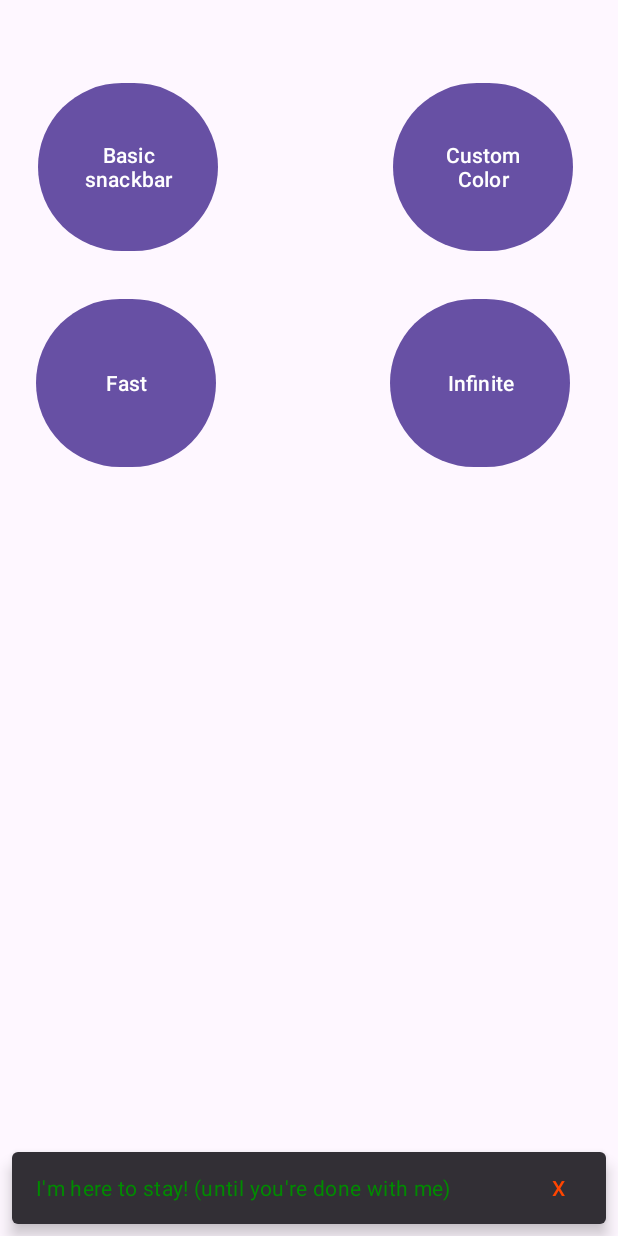
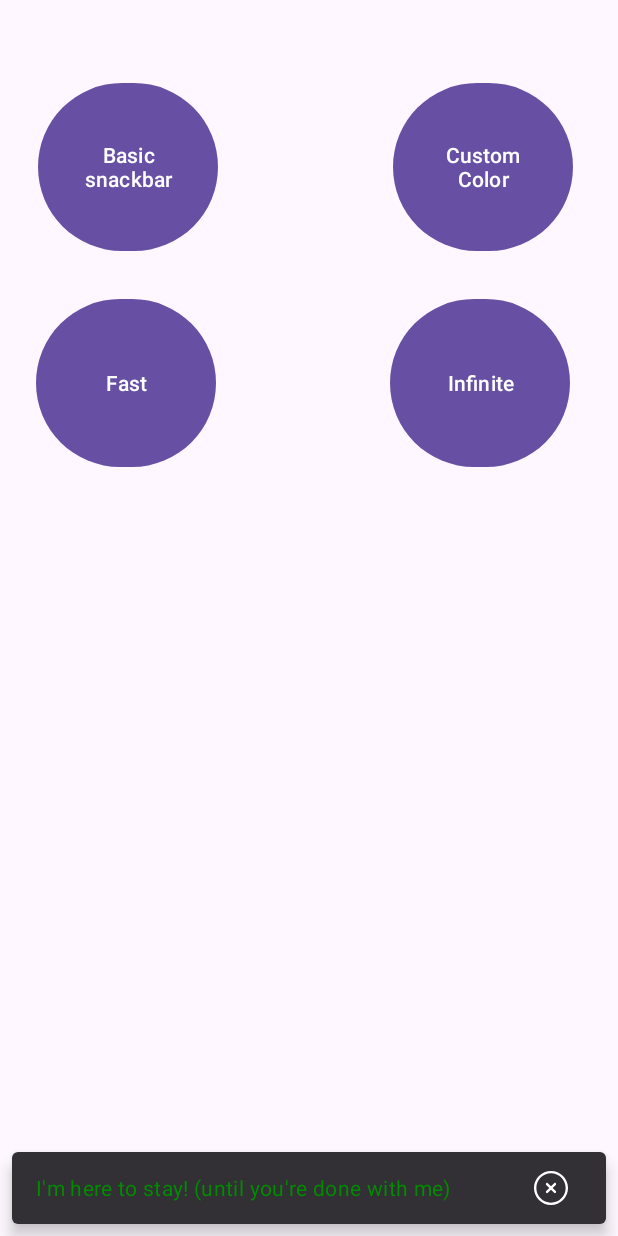
Before and after one commit to Dev-Josh-Graham/Co-op-Project-1, an Android app: the screen it shows after launch (MainActivity), after a tap on "Infinite", on a phone screen of 412 x 824 dp. Run offline under Robolectric (Android 15) with nearby library versions, the phone set to English and light mode, and no system bars; 3 other taps on this screen came first.

Commit message:
SVG Icon added

```diff
--- a/app/src/main/java/com/example/snackbardemo/MainActivity.java
+++ b/app/src/main/java/com/example/snackbardemo/MainActivity.java
@@ -4,6 +4,7 @@ import android.graphics.Color;
 import android.os.Bundle;
 import android.view.View;
 import android.widget.Button;
+import android.widget.TextView;
 
 import androidx.appcompat.app.AppCompatActivity;
 
@@ -14,6 +15,9 @@ public class MainActivity extends AppCompatActivity {
 
     // Setting the instance variables for each button
     private Button btnSnackbar1, btnSnackbar2, btnSnackbar3, btnSnackbar4;
+
+    // Variable to track the current theme
+    private int themeState = 1;
 
     @Override
     protected void onCreate(Bundle savedInstanceState) {
@@ -46,6 +50,9 @@ public class MainActivity extends AppCompatActivity {
 
                 // Setting the text color of the Snackbar
                 snackbar.setTextColor(Color.parseColor("#FF4500"));
+
+
+                snackbar.setBackgroundTint(Color.parseColor("#008b00"));
 
                 // Displaying the Snackbar
                 snackbar.show();
@@ -83,6 +90,12 @@ public class MainActivity extends AppCompatActivity {
                     }
                 });
 
+                View snackbarLayout = snackbar.getView();
+                TextView textView = (TextView)snackbarLayout.findViewById(com.google.android.material.R.id.snackbar_action);
+                textView.setText("");
+                textView.setCompoundDrawablesWithIntrinsicBounds(R.drawable.close_circle_svgrepo_com, 0, 0, 0);
+
+
                 // Setting the text color of the Snackbar action button
                 snackbar.setActionTextColor(Color.parseColor("#FF4500"));
 
--- /dev/null
+++ b/app/src/main/res/drawable/close_circle_svgrepo_com.xml
@@ -0,0 +1,5 @@
+<vector android:height="25dp" android:viewportHeight="24"
+    android:viewportWidth="24" android:width="25dp" xmlns:android="http://schemas.android.com/apk/res/android">
+    <path android:fillColor="#FFFFFF" android:pathData="M10.03,8.97C9.737,8.677 9.263,8.677 8.97,8.97C8.677,9.263 8.677,9.737 8.97,10.03L10.939,12L8.97,13.97C8.677,14.262 8.677,14.737 8.97,15.03C9.263,15.323 9.737,15.323 10.03,15.03L12,13.061L13.97,15.03C14.262,15.323 14.737,15.323 15.03,15.03C15.323,14.737 15.323,14.262 15.03,13.97L13.061,12L15.03,10.03C15.323,9.737 15.323,9.263 15.03,8.97C14.737,8.677 14.262,8.677 13.97,8.97L12,10.939L10.03,8.97Z"/>
+    <path android:fillColor="#FFFFFF" android:fillType="evenOdd" android:pathData="M12,1.25C6.063,1.25 1.25,6.063 1.25,12C1.25,17.937 6.063,22.75 12,22.75C17.937,22.75 22.75,17.937 22.75,12C22.75,6.063 17.937,1.25 12,1.25ZM2.75,12C2.75,6.891 6.891,2.75 12,2.75C17.109,2.75 21.25,6.891 21.25,12C21.25,17.109 17.109,21.25 12,21.25C6.891,21.25 2.75,17.109 2.75,12Z"/>
+</vector>
```
